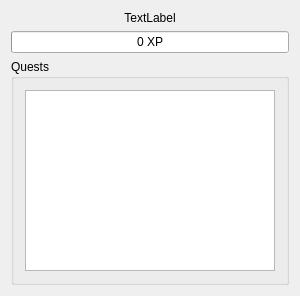
Before: the Qt Designer form mainwindow.ui in whjms/Progress, drawn with Qt 5.
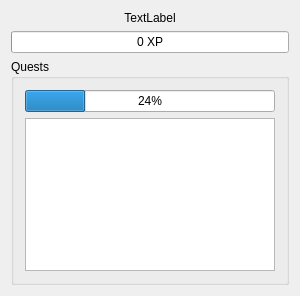
After: the same form once the commit is applied. Icons and pictures are not drawn.

Commit message: Added quest log, quest progress, implemented simple quest generation

```diff
--- a/mainwindow.ui
+++ b/mainwindow.ui
@@ -54,6 +54,13 @@
        <property name="sizeConstraint">
         <enum>QLayout::SetDefaultConstraint</enum>
        </property>
+       <item>
+        <widget class="QProgressBar" name="questProgress">
+         <property name="value">
+          <number>24</number>
+         </property>
+        </widget>
+       </item>
        <item>
         <widget class="QListWidget" name="questList"/>
        </item>
```
The commit also changes 8 other files.
